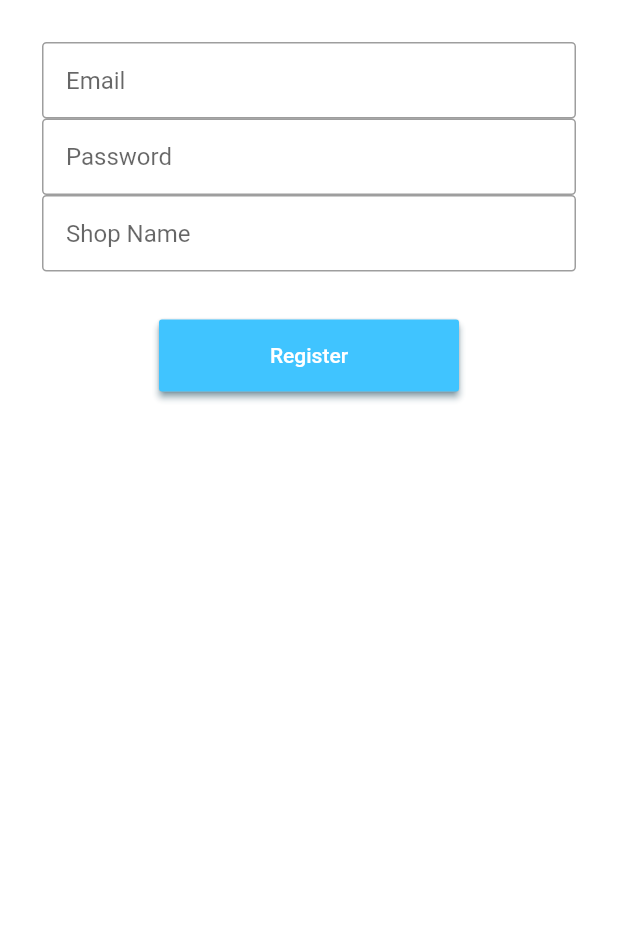
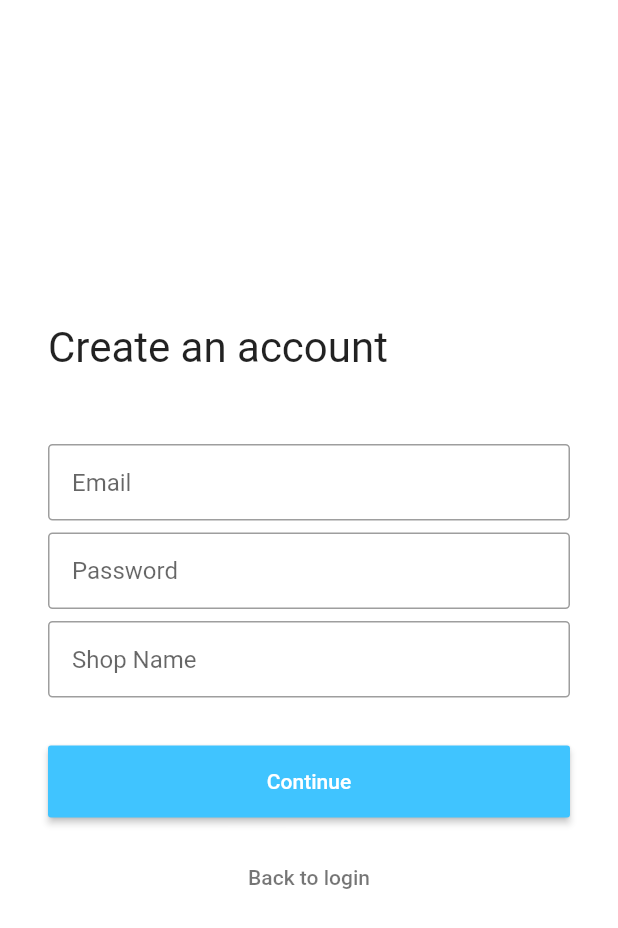
Before and after one commit to gousta/kankei, a Flutter app: the screen it shows after launch, after a tap on "Create an account", on a phone screen of 412 x 824 dp. Shown: the top 928 px of the screen. Run offline on Flutter 3.47's test engine with Material 2 defaults, Android fonts, the phone set to English and light mode, and no system bars.

Commit message:
Learning to work with widgets

```diff
--- a/lib/screens/login_screen.dart
+++ b/lib/screens/login_screen.dart
@@ -1,6 +1,9 @@
 import 'package:flutter/material.dart';
 import 'package:kankei/screens/home_screen.dart';
 import 'package:kankei/screens/register_screen.dart';
+import 'package:kankei/widgets/header_widget.dart';
+import 'package:kankei/widgets/kankei_flat_button_widget.dart';
+import 'package:kankei/widgets/kankei_material_button_widget.dart';
 
 class LoginScreen extends StatefulWidget {
   static String tag = 'login-screen';
@@ -11,17 +14,18 @@ class LoginScreen extends StatefulWidget {
 class _LoginScreenState extends State<LoginScreen> {
   @override
   Widget build(BuildContext context) {
-    final logo = Hero(
-      tag: 'hero',
-      child: CircleAvatar(
-        backgroundColor: Colors.transparent,
-        radius: 48.0,
-        child: Image.asset('assets/logo.png'),
-      ),
-    );
+    // final logo = Hero(
+    //   tag: 'hero',
+    //   child: CircleAvatar(
+    //     backgroundColor: Colors.transparent,
+    //     radius: 48.0,
+    //     child: Image.asset('assets/logo.png'),
+    //   ),
+    // );
 
     final email = TextFormField(
       keyboardType: TextInputType.emailAddress,
+      autocorrect: false,
       decoration: InputDecoration(
         hintText: 'Email',
         contentPadding: EdgeInsets.fromLTRB(16.0, 16.0, 16.0, 16.0),
@@ -31,6 +35,7 @@ class _LoginScreenState extends State<LoginScreen> {
 
     final password = TextFormField(
       obscureText: true,
+      autocorrect: false,
       decoration: InputDecoration(
         hintText: 'Password',
         contentPadding: EdgeInsets.fromLTRB(16.0, 16.0, 16.0, 16.0),
@@ -38,49 +43,30 @@ class _LoginScreenState extends State<LoginScreen> {
       ),
     );
 
-    final loginButton = Padding(
-      padding: EdgeInsets.symmetric(vertical: 16.0),
-      child: Material(
-        borderRadius: BorderRadius.circular(30.0),
-        shadowColor: Colors.lightBlueAccent.shade100,
-        elevation: 5.0,
-        child: MaterialButton(
-          minWidth: 200.0,
-          height: 42.0,
-          onPressed: () {
-            Navigator.of(context).pushNamed(HomeScreen.tag);
-          },
-          color: Colors.lightBlueAccent,
-          child: Text('Log In', style: TextStyle(color: Colors.white)),
-        ),
-      ),
-    );
+    final loginButton = KankeiMaterialButton(
+        label: 'Log In',
+        onPressed: () => Navigator.of(context).pushNamed(HomeScreen.tag));
 
-    final registerButton = FlatButton(
-      child: Text(
-        'Create an account',
-        style: TextStyle(color: Colors.black54),
-      ),
-      onPressed: () {
-        Navigator.of(context).pushNamed(RegisterScreen.tag);
-      },
-    );
+    final goToRegisterButton = KankeiFlatButton(
+        onPressed: () => Navigator.of(context).pushNamed(RegisterScreen.tag),
+        label: 'Create an account');
 
     return Scaffold(
       backgroundColor: Colors.white,
       body: Center(
         child: ListView(
           shrinkWrap: true,
-          padding: EdgeInsets.only(left: 24.0, right: 24.0),
+          padding: EdgeInsets.only(left: 32.0, right: 32.0),
           children: <Widget>[
-            logo,
+            Header(label: 'Log In'),
             SizedBox(height: 48.0),
             email,
             SizedBox(height: 8.0),
             password,
             SizedBox(height: 24.0),
             loginButton,
-            registerButton
+            SizedBox(height: 16.0),
+            goToRegisterButton
           ],
         ),
       ),
--- a/lib/screens/register_screen.dart
+++ b/lib/screens/register_screen.dart
@@ -1,4 +1,5 @@
 import 'package:flutter/material.dart';
+import 'package:kankei/widgets/header_widget.dart';
 
 class RegisterScreen extends StatelessWidget {
   static String tag = 'register-screen';
@@ -31,38 +32,45 @@ class RegisterScreen extends StatelessWidget {
       ),
     );
 
-    final registerButton = Padding(
-      padding: EdgeInsets.symmetric(vertical: 32.0),
-      child: Material(
-        borderRadius: BorderRadius.circular(4.0),
-        shadowColor: Colors.lightBlueAccent.shade100,
-        elevation: 2.0,
-        child: MaterialButton(
-          minWidth: 200.0,
-          height: 48.0,
-          onPressed: () {},
-          color: Colors.lightBlueAccent,
-          child: Text('Register', style: TextStyle(color: Colors.white)),
-        ),
-      ),
+    final registerButton = MaterialButton(
+      minWidth: 200.0,
+      height: 48.0,
+      onPressed: () {},
+      color: Colors.lightBlueAccent,
+      child: Text('Continue', style: TextStyle(color: Colors.white)),
     );
 
-    final body = Container(
-      width: MediaQuery.of(context).size.width,
-      padding: EdgeInsets.all(28.0),
-      child: Column(
-        children: <Widget>[
-          inputEmail,
-          inputPassword,
-          inputShopName,
-          registerButton
-        ],
+    final backToHomeButton = FlatButton(
+      child: Text(
+        'Back to login',
+        style: TextStyle(color: Colors.black54),
       ),
+      onPressed: () {
+        Navigator.of(context).pop();
+      },
     );
 
     return Scaffold(
       backgroundColor: Colors.white,
-      body: body,
+      body: Center(
+        child: ListView(
+          shrinkWrap: true,
+          padding: EdgeInsets.only(left: 32.0, right: 32.0),
+          children: <Widget>[
+            Header(label: 'Create an account'),
+            SizedBox(height: 48.0),
+            inputEmail,
+            SizedBox(height: 8.0),
+            inputPassword,
+            SizedBox(height: 8.0),
+            inputShopName,
+            SizedBox(height: 32.0),
+            registerButton,
+            SizedBox(height: 16.0),
+            backToHomeButton
+          ],
+        ),
+      ),
     );
   }
 }
--- /dev/null
+++ b/lib/widgets/header_widget.dart
@@ -0,0 +1,11 @@
+import 'package:flutter/material.dart';
+
+class Header extends StatelessWidget {
+  Header({this.label});
+
+  final String label;
+
+  Widget build(BuildContext context) {
+    return Text(label, style: TextStyle(color: Colors.black87, fontSize: 28));
+  }
+}
--- /dev/null
+++ b/lib/widgets/kankei_flat_button_widget.dart
@@ -0,0 +1,18 @@
+import 'package:flutter/material.dart';
+
+class KankeiFlatButton extends StatelessWidget {
+  KankeiFlatButton({this.label, this.onPressed});
+
+  final String label;
+  final Function onPressed;
+
+  Widget build(BuildContext context) {
+    return FlatButton(
+      onPressed: onPressed,
+      child: Text(
+        'Create an account',
+        style: TextStyle(color: Colors.black54),
+      ),
+    );
+  }
+}
--- /dev/null
+++ b/lib/widgets/kankei_material_button_widget.dart
@@ -0,0 +1,19 @@
+import 'package:flutter/material.dart';
+
+class KankeiMaterialButton extends StatelessWidget {
+  KankeiMaterialButton({this.label, this.onPressed});
+
+  final String label;
+  final Function onPressed;
+
+  @override
+  Widget build(BuildContext context) {
+    return MaterialButton(
+      minWidth: 200.0,
+      height: 48.0,
+      onPressed: onPressed,
+      color: Colors.lightBlueAccent,
+      child: Text(label, style: TextStyle(color: Colors.white)),
+    );
+  }
+}
```
